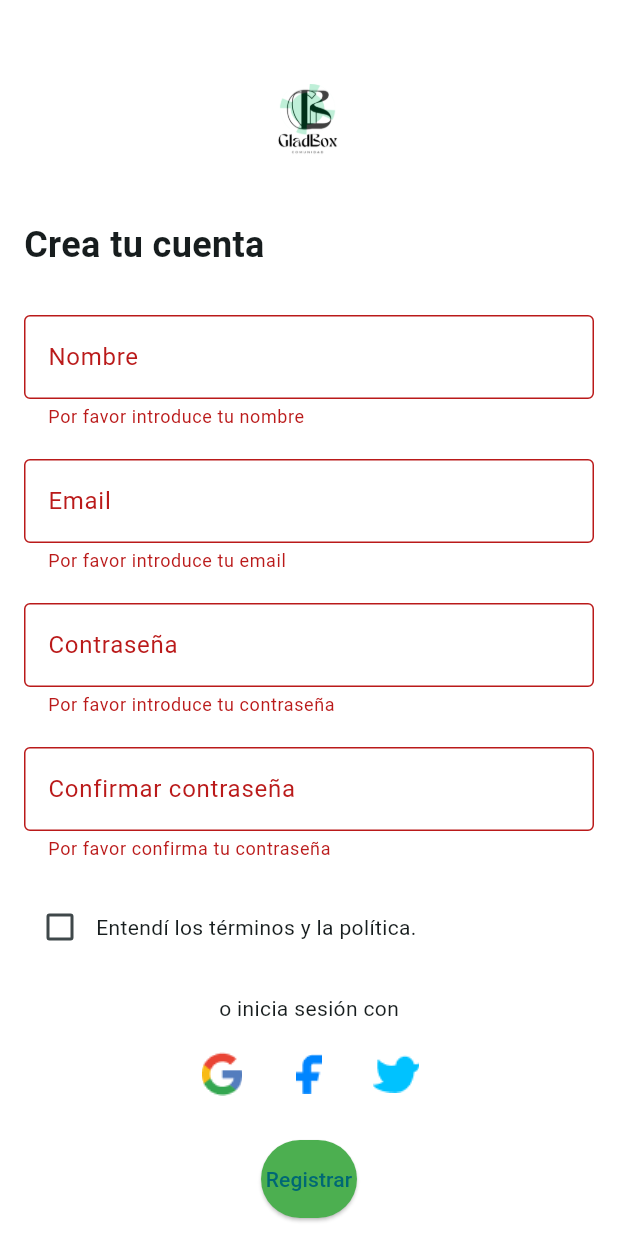
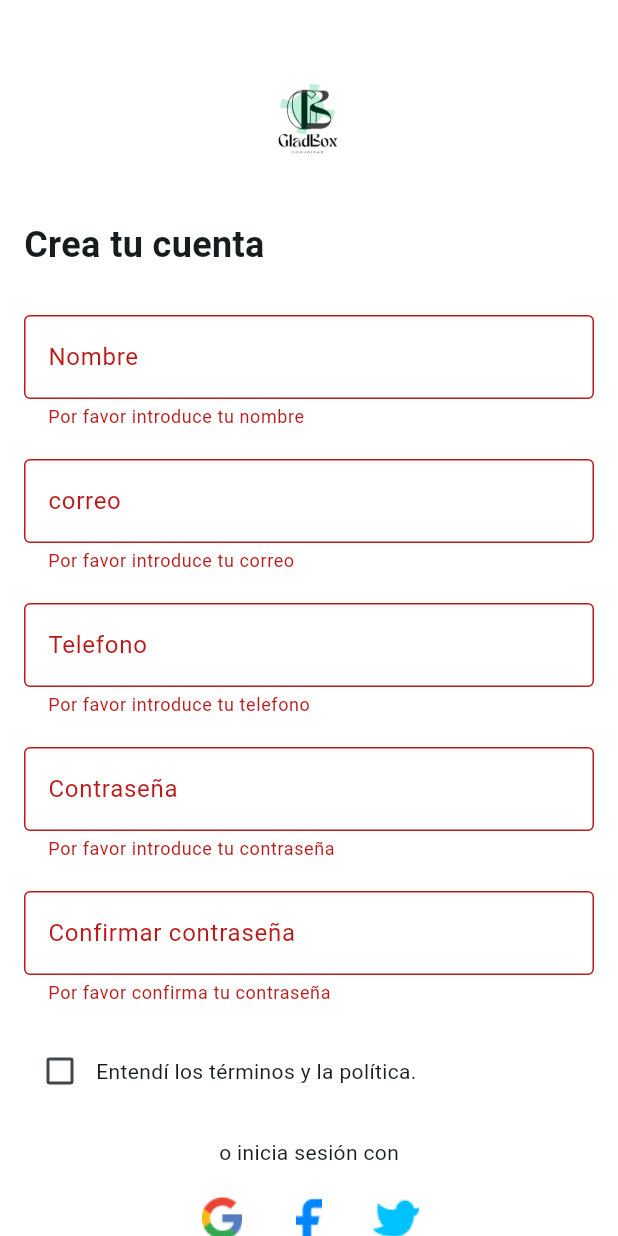
Before and after one commit to cristianrm13/GladBox_app, a Flutter app: the SignUpScreen screen opened by its route, after a tap on "Registrar", on a phone screen of 412 x 824 dp. Run offline on Flutter 3.47's test engine with Material 3 defaults, Android fonts, the light colour scheme and no system bars; our stand-ins replace connectivity_plus, flutter_tts, geolocator, google_generative_ai, google_mobile_ads, image_picker and 5 more; missing offline and left inert: mobile_scanner; accounts and stored records are empty.

Commit message:
add phone

```diff
--- a/lib/screen/sign_up.dart
+++ b/lib/screen/sign_up.dart
@@ -15,19 +15,21 @@
 
   // Controladores para cada campo de entrada
   final TextEditingController _nombreController = TextEditingController();
-  final TextEditingController _emailController = TextEditingController();
+  final TextEditingController _correoController = TextEditingController();
   final TextEditingController _contrasenaController = TextEditingController();
+  final TextEditingController _telefonoController = TextEditingController();
   final TextEditingController _confirmcontrasenaController = TextEditingController();
 
   // Función que hace la solicitud HTTP
-  Future<void> registerUser(String nombre, String email, String contrasena) async {
+  Future<void> registerUser(String nombre, String correo, String contrasena, String telefono) async {
     try {
       final response = await http.post(
-        Uri.parse('http://192.168.25.135:3000/api/usuarios'), // Cambia a tu endpoint de registro
+        Uri.parse('http://192.168.25.135:3000/api/v1/usuarios'),
         headers: {"Content-Type": "application/json"},
         body: jsonEncode({
           "nombre": nombre,
-          "email": email,
+          "correo": correo,
+          "telefono": telefono,
           "contrasena": contrasena,
         }),
       );
@@ -87,15 +89,30 @@
                   ),
                   const SizedBox(height: 20),
                   TextFormField(
-                    controller: _emailController,
+                    controller: _correoController,
                     decoration: const InputDecoration(
-                      labelText: 'Email',
-                      hintText: 'ex: juan.perez@email.com',
+                      labelText: 'correo',
+                      hintText: 'ex: juan.perez@correo.com',
                       border: OutlineInputBorder(),
                     ),
                     validator: (value) {
                       if (value == null || value.isEmpty) {
-                        return 'Por favor introduce tu email';
+                        return 'Por favor introduce tu correo';
+                      }
+                      return null;
+                    },
+                  ),
+                  const SizedBox(height: 20),
+                  TextFormField(
+                    controller: _telefonoController,
+                    decoration: const InputDecoration(
+                      labelText: 'Telefono',
+                      hintText: '...',
+                      border: OutlineInputBorder(),
+                    ),
+                    validator: (value) {
+                      if (value == null || value.isEmpty) {
+                        return 'Por favor introduce tu telefono';
                       }
                       return null;
                     },
@@ -189,7 +206,8 @@
                         // Llama a la función de registro
                         registerUser(
                           _nombreController.text,
-                          _emailController.text,
+                          _correoController.text,
+                          _telefonoController.text,
                           _contrasenaController.text,
                         );
                       }
```
